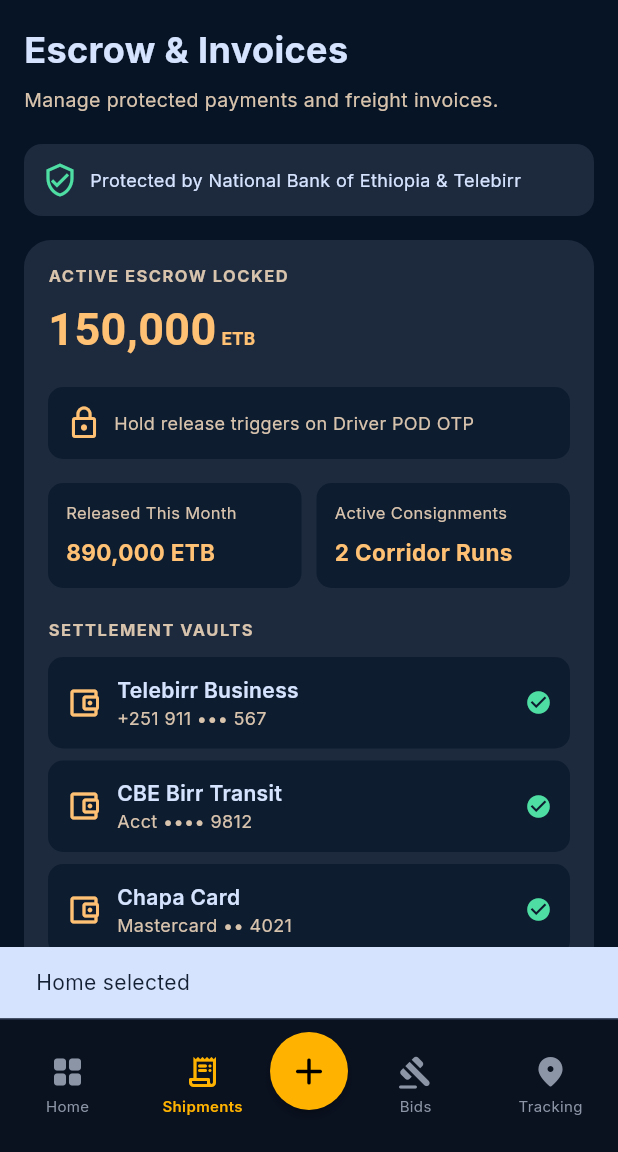
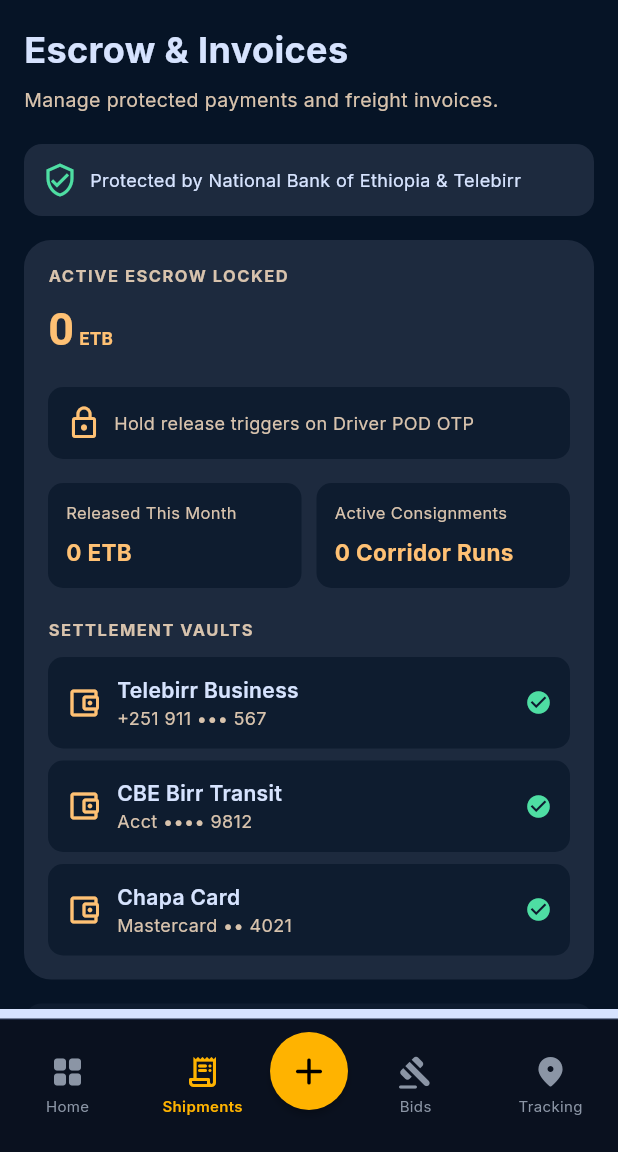
Before and after one commit to Masud-Wubetu/Habesha_Freight, a Flutter app: the EscrowInvoicesScreen screen opened by its route, after a tap on the "add" icon, on a phone screen of 412 x 824 dp, the part 84-1236 px from its top. Run offline on Flutter 3.47's test engine with Material 3 defaults, Android fonts, the phone set to English and light mode, and no system bars; our stand-ins replace google_fonts, shared_preferences; accounts and stored records are empty; network calls fail.

Commit message:
feat(mobile): replace escrow invoice demos with live ledger items

```diff
--- a/mobile/lib/presentation/screens/shipper/escrow_invoices_screen.dart
+++ b/mobile/lib/presentation/screens/shipper/escrow_invoices_screen.dart
@@ -1,4 +1,6 @@
 import 'package:flutter/material.dart';
+import 'package:mobile/core/services/api_client.dart';
+import 'package:mobile/core/services/escrow_service.dart';
 import 'package:mobile/core/theme/app_colors.dart';
 import 'package:mobile/presentation/widgets/shipper_bottom_navbar.dart';
 
@@ -10,40 +12,12 @@
 }
 
 class _EscrowInvoicesScreenState extends State<EscrowInvoicesScreen> {
+  final EscrowService _escrowService = EscrowService();
   int _selectedTab = 0;
-
-  static const _transactions = <_EscrowTransaction>[
-    _EscrowTransaction(
-      id: 'HF-9012',
-      paymentMethod: 'Telebirr Escrow',
-      origin: 'Addis Ababa',
-      destination: 'Dire Dawa',
-      amount: '38,000',
-      status: 'Driver in Transit (Awash Corridor)',
-      detail: 'Waypoint 3/5 • Speed: 62 km/h',
-      kind: _TransactionKind.active,
-    ),
-    _EscrowTransaction(
-      id: 'HF-8841',
-      paymentMethod: 'CBE Birr Escrow',
-      origin: 'Addis Ababa',
-      destination: 'Adama Cargo Dry Port',
-      amount: '18,500',
-      status: 'Offloading at Terminal • Proof Ready',
-      detail: 'POD Signed by Consignee Bekele M.',
-      kind: _TransactionKind.readyToRelease,
-    ),
-    _EscrowTransaction(
-      id: 'HF-7720',
-      paymentMethod: 'Released & Settled',
-      origin: 'Hawassa',
-      destination: 'Modjo Dry Port',
-      amount: '42,000',
-      status: 'Carrier: Selam Logistics PLC',
-      detail: 'Completed Oct 4, 2024 • Invoice #INV-1092',
-      kind: _TransactionKind.released,
-    ),
-  ];
+  bool _loading = true;
+  List<_EscrowTransaction> _transactions = [];
+  double _totalLocked = 0;
+  double _totalReleased = 0;
 
   List<_EscrowTransaction> get _visibleTransactions {
     switch (_selectedTab) {
@@ -52,12 +26,100 @@
             .where((t) => t.kind == _TransactionKind.released)
             .toList();
       case 2:
-        return [];
+        return _transactions
+            .where((t) => t.kind == _TransactionKind.disputed)
+            .toList();
       default:
         return _transactions
-            .where((t) => t.kind != _TransactionKind.released)
+            .where((t) =>
+                t.kind == _TransactionKind.active ||
+                t.kind == _TransactionKind.readyToRelease)
             .toList();
     }
+  }
+
+  @override
+  void initState() {
+    super.initState();
+    _load();
+  }
+
+  Future<void> _load() async {
+    setState(() => _loading = true);
+    try {
+      final ledger = await _escrowService.getLedger();
+      final mapped = ledger.items.map(_mapItem).toList();
+      if (!mounted) return;
+      setState(() {
+        _transactions = mapped;
+        _totalLocked = ledger.totalLocked;
+        _totalReleased = ledger.totalReleased;
+        _loading = false;
+      });
+    } on ApiException catch (e) {
+      if (!mounted) return;
+      setState(() {
+        _transactions = [];
+        _totalLocked = 0;
+        _totalReleased = 0;
+        _loading = false;
+      });
+      _showMessage(e.message);
+    } catch (_) {
+      if (!mounted) return;
+      setState(() {
+        _transactions = [];
+        _totalLocked = 0;
+        _totalReleased = 0;
+        _loading = false;
+      });
+      _showMessage('Unable to load escrow ledger');
+    }
+  }
+
+  _EscrowTransaction _mapItem(EscrowItem item) {
+    final short = item.shipmentId.isNotEmpty
+        ? (item.shipmentId.length > 6
+            ? item.shipmentId.substring(0, 6).toUpperCase()
+            : item.shipmentId.toUpperCase())
+        : item.id;
+    final status = item.status.toUpperCase();
+    final kind = _kindFromStatus(status);
+    final amount = item.grossAmount.toStringAsFixed(0).replaceAllMapped(
+          RegExp(r'(\d{1,3})(?=(\d{3})+(?!\d))'),
+          (m) => '${m[1]},',
+        );
+    final provider = kind == _TransactionKind.released
+        ? 'Released & Settled'
+        : (item.gatewayReference != null &&
+                item.gatewayReference!.toLowerCase().contains('cbe')
+            ? 'CBE Birr Escrow'
+            : 'Telebirr Escrow');
+
+    return _EscrowTransaction(
+      id: short,
+      paymentMethod: provider,
+      origin: item.origin ?? '—',
+      destination: item.destination ?? '—',
+      amount: amount,
+      status: kind == _TransactionKind.released
+          ? 'Carrier: ${item.carrierName ?? 'N/A'}'
+          : kind == _TransactionKind.readyToRelease
+              ? 'Proof Ready · Awaiting POD OTP'
+              : 'Status: $status',
+      detail: item.cargo ?? item.gatewayReference ?? item.status,
+      kind: kind,
+      shipmentId: item.shipmentId,
+    );
+  }
+
+  _TransactionKind _kindFromStatus(String status) {
+    if (status == 'RELEASED') return _TransactionKind.released;
+    if (status == 'DISPUTED' || status == 'REFUNDED') {
+      return _TransactionKind.disputed;
+    }
+    if (status == 'PENDING') return _TransactionKind.readyToRelease;
+    return _TransactionKind.active;
   }
 
   @override
@@ -149,7 +211,14 @@
             _tabBar(),
             const SizedBox(height: 14),
 
-            if (_visibleTransactions.isEmpty)
+            if (_loading)
+              const Padding(
+                padding: EdgeInsets.symmetric(vertical: 40),
+                child: Center(
+                  child: CircularProgressIndicator(color: AppColors.primary),
+                ),
+              )
+            else if (_visibleTransactions.isEmpty)
               _emptyState()
             else
               ..._visibleTransactions.map(_transactionCard),
@@ -232,18 +301,18 @@
             ),
           ),
           const SizedBox(height: 6),
-          const Text.rich(
+          Text.rich(
             TextSpan(
               children: [
                 TextSpan(
-                  text: '150,000',
-                  style: TextStyle(
+                  text: _formatEtb(_totalLocked),
+                  style: const TextStyle(
                     color: AppColors.primary,
                     fontSize: 30,
                     fontWeight: FontWeight.bold,
                   ),
                 ),
-                TextSpan(
+                const TextSpan(
                   text: ' ETB',
                   style: TextStyle(
                     color: AppColors.primary,
@@ -280,10 +349,18 @@
           const SizedBox(height: 16),
           Row(
             children: [
-              Expanded(child: _metric('Released This Month', '890,000 ETB')),
+              Expanded(
+                child: _metric(
+                  'Released This Month',
+                  '${_formatEtb(_totalReleased)} ETB',
+                ),
+              ),
               const SizedBox(width: 10),
               Expanded(
-                child: _metric('Active Consignments', '2 Corridor Runs'),
+                child: _metric(
+                  'Active Consignments',
+                  '${_transactions.where((t) => t.kind != _TransactionKind.released && t.kind != _TransactionKind.disputed).length} Corridor Runs',
+                ),
               ),
             ],
           ),
@@ -719,9 +796,16 @@
       context,
     ).showSnackBar(SnackBar(content: Text(message)));
   }
+
+  String _formatEtb(double value) {
+    return value.toStringAsFixed(0).replaceAllMapped(
+          RegExp(r'(\d{1,3})(?=(\d{3})+(?!\d))'),
+          (m) => '${m[1]},',
+        );
+  }
 }
 
-enum _TransactionKind { active, readyToRelease, released }
+enum _TransactionKind { active, readyToRelease, released, disputed }
 
 class _EscrowTransaction {
   const _EscrowTransaction({
@@ -733,6 +817,7 @@
     required this.status,
     required this.detail,
     required this.kind,
+    this.shipmentId = '',
   });
 
   final String id;
@@ -743,4 +828,5 @@
   final String status;
   final String detail;
   final _TransactionKind kind;
+  final String shipmentId;
 }
```
